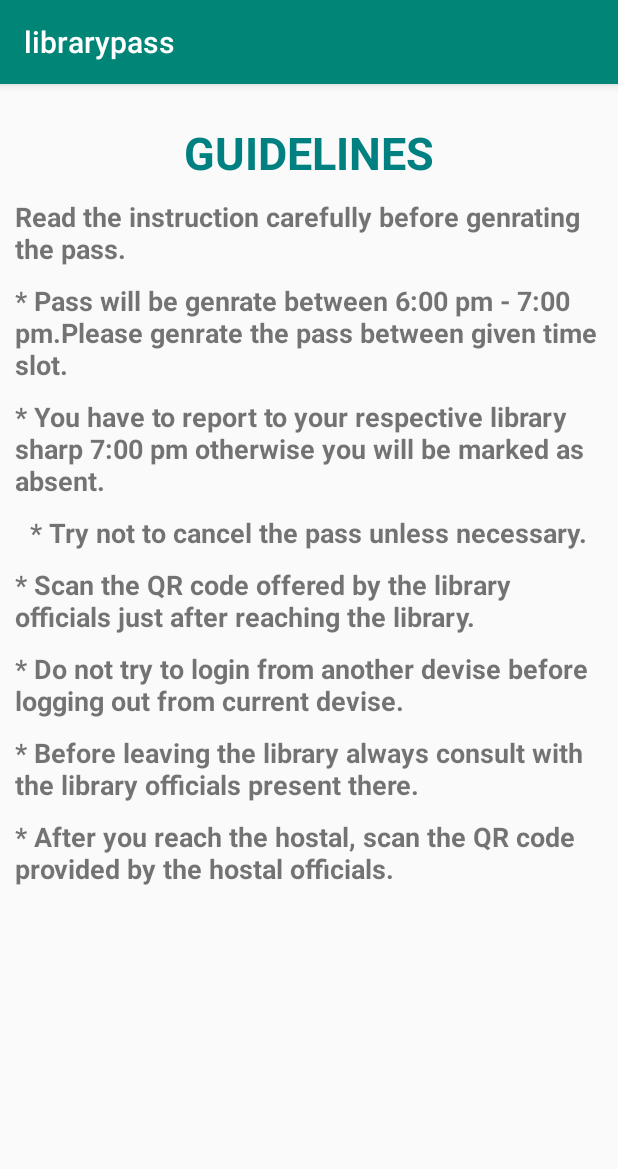
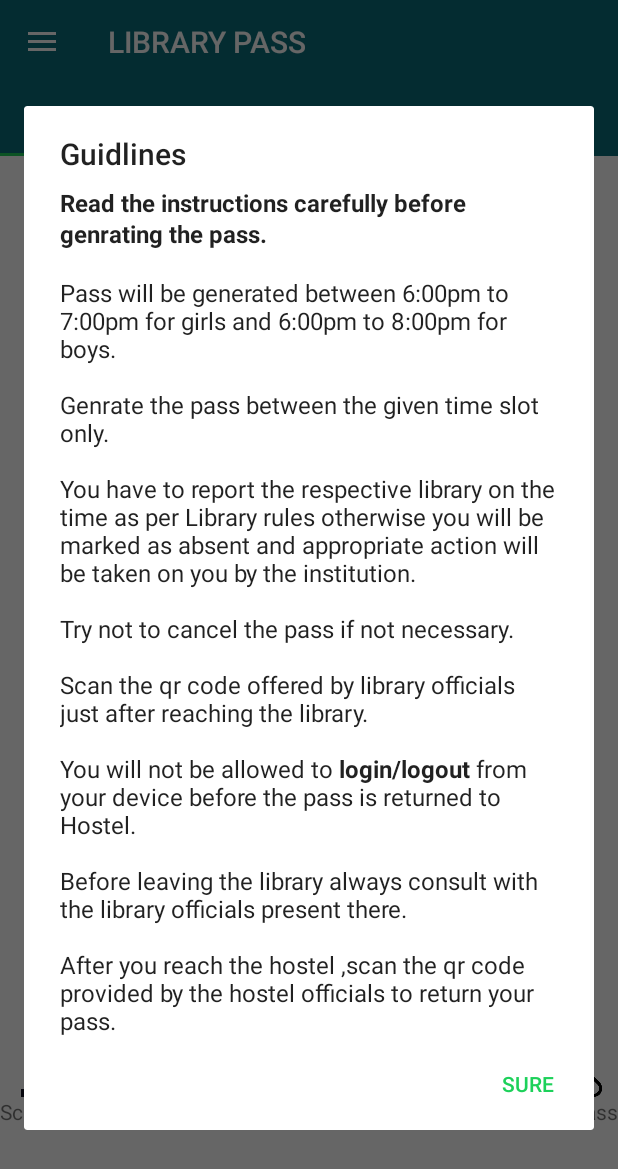
Before and after one commit to kpradhumn/librarypass, an Android app: the screen it shows after launch once a user with an empty profile is signed in (Guideline before the commit, MainActivity after it), in the side drawer, after a tap on "Guidlines", on a phone screen of 412 x 824 dp. Shown: the top 1169 px of the screen. Run offline under Robolectric (Android 15) with nearby library versions, the phone set to English and light mode, and no system bars; our stand-ins replace Firebase (no records; nobody signed in at launch, a user with empty details on screens opened directly); libraries missing offline, so code that uses them is left out: hotchemi.android.rate; 2 statements that could not run were skipped.

Commit message:
Added backend code Modified some UI

```diff
--- a/app/src/main/java/com/example/librarypass/MainActivity.java
+++ b/app/src/main/java/com/example/librarypass/MainActivity.java
@@ -37,6 +37,8 @@ import hotchemi.android.rate.AppRate;
 import mainFragments.ViewPagerAdapter;
 import studentAuth.Login;
 import studentAuth.updateUser;
+
+import static java.security.AccessController.getContext;
 
 public class MainActivity extends AppCompatActivity implements NavigationView.OnNavigationItemSelectedListener {
     private Toolbar mtoolbar;
@@ -124,8 +126,15 @@ public class MainActivity extends AppCompatActivity implements NavigationView.On
                 break;
             }
             case R.id.nav_guidlines: {
-                Intent Guideline_Intent = new Intent(MainActivity.this, Guideline.class);
-                startActivity(Guideline_Intent);
+                new AlertDialog.Builder(this).setTitle("Guidlines").setMessage(Html.fromHtml(" <b>Read the instructions carefully before genrating the pass.</b><br>" +
+                        "<br> Pass will be generated between 6:00pm to 7:00pm for girls and 6:00pm to 8:00pm for boys.<br><br> Genrate the pass between the given time slot only.<br>" +
+                        " <br>You have to report the respective library on the time as per Library rules otherwise you will be marked as absent and appropriate action will be taken on you by the institution.<br>\n" +
+                        " <br> Try not to cancel the pass if not necessary.<br> \n" +
+                        " <br>Scan the qr code offered by library officials just after reaching the library.<br>\n" +
+                        " <br>You will not be allowed to <b>login/logout</b> from your device before the pass is returned to Hostel.<br>\n" +
+                        " <br>Before leaving the library always consult with the library officials present there.<br>\n" +
+                        "<br> After you reach the hostel ,scan the qr code provided by the hostel officials to return your pass."))
+                        .setPositiveButton("Sure", null).show();
                 break;
             }
             case R.id.nav_quspaper: {
--- a/app/src/main/res/layout/activity_guideline.xml
+++ b/app/src/main/res/layout/activity_guideline.xml
@@ -41,6 +41,7 @@
         android:layout_height="wrap_content"
         android:text="Read the instruction carefully before genrating the pass."
         android:textStyle="bold"
+        android:textColor="#000000"
         android:textSize="18dp"
         android:layout_marginTop="10dp"
         app:layout_constraintEnd_toEndOf="parent"
```
